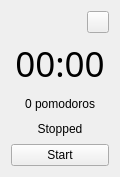
Above: src/win.ui from rtkt/pomodoro before the change. Below: the same form after it.
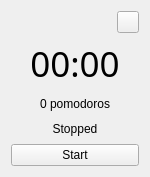
That is the form after the change.

Commit message: 'built' directory for Windows and main window widened

What changed in the file:
```diff
--- a/src/win.ui
+++ b/src/win.ui
@@ -6,7 +6,7 @@
    <rect>
     <x>0</x>
     <y>0</y>
-    <width>120</width>
+    <width>150</width>
     <height>177</height>
    </rect>
   </property>
```
The commit also changes 1 other file.
